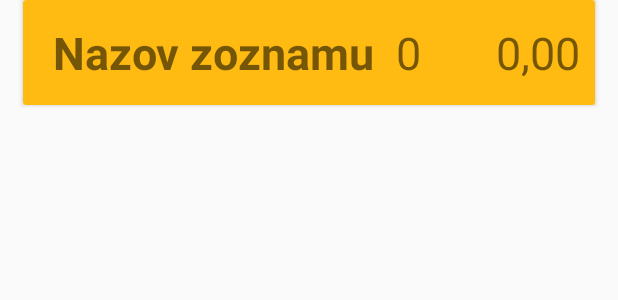
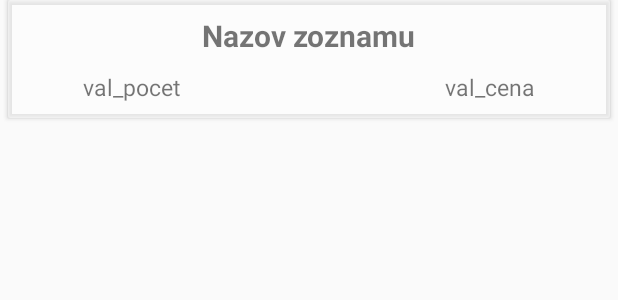
Before and after one commit to dominiksoltys/maturitnyProjektFinal, an Android app: the layout rec_row.xml on its own in the app's theme, with its tools: preview values and no code run, on a phone screen of 412 x 824 dp. Shown: the top 300 px of the screen. Run offline under Robolectric (Android 15) with nearby library versions, the light colour scheme and no system bars; Roboto replaces fonts that are not available here.

Commit message:
Design+nova FB cesta

```diff
--- a/app/src/main/java/com/example/maturitnyprojektfinal/RecAdapter.java
+++ b/app/src/main/java/com/example/maturitnyprojektfinal/RecAdapter.java
@@ -56,8 +56,8 @@ public class RecAdapter extends RecyclerView.Adapter<RecAdapter.RecViewHolder> {
 
         void bindData (final Zoznam zoznam){
             TextNazov.setText(zoznam.getNazov());
-            TextPocet.setText(String.valueOf(zoznam.getPocet()));
-            TextCena.setText(String.valueOf(zoznam.getCena()));
+            TextPocet.setText("Pocet: "+String.valueOf(zoznam.getPocet()));
+            TextCena.setText("Cena: "+String.valueOf(zoznam.getCena()));
 
             itemView.setOnClickListener(new View.OnClickListener() {
                 @Override
--- a/app/src/main/java/com/example/maturitnyprojektfinal/RecyclerZoznamy.java
+++ b/app/src/main/java/com/example/maturitnyprojektfinal/RecyclerZoznamy.java
@@ -48,7 +48,7 @@ public class RecyclerZoznamy extends AppCompatActivity implements RecAdapter.onZ
     }
 
     public void getData(final RecAdapter recAdapter){
-        fStore.collection("zoznamy").addSnapshotListener(new EventListener<QuerySnapshot>() {
+        fStore.collection("users").document(userId).collection("zoznamy").addSnapshotListener(new EventListener<QuerySnapshot>() {
             @Override
             public void onEvent(@Nullable QuerySnapshot queryDocumentSnapshots, @Nullable FirebaseFirestoreException e) {
                 if (e!=null){ Log.e("Yeet", e.getMessage()); }
--- a/app/src/main/res/layout/rec_row.xml
+++ b/app/src/main/res/layout/rec_row.xml
@@ -2,34 +2,38 @@
 <androidx.constraintlayout.widget.ConstraintLayout xmlns:android="http://schemas.android.com/apk/res/android"
     xmlns:app="http://schemas.android.com/apk/res-auto"
     xmlns:tools="http://schemas.android.com/tools"
+    android:id="@+id/recLayout"
     android:layout_width="match_parent"
     android:layout_height="wrap_content"
-    android:id="@+id/recLayout">
+    android:background="@android:color/transparent">
 
 
     <androidx.cardview.widget.CardView
         android:id="@+id/cardView"
         android:layout_width="match_parent"
         android:layout_height="wrap_content"
+        android:layout_margin="5dp"
+        app:cardBackgroundColor="@android:color/transparent"
         app:layout_constraintBottom_toBottomOf="parent"
-        app:layout_constraintTop_toBottomOf="@+id/Vrch"
-        android:layout_margin="15dp">
+        app:layout_constraintEnd_toEndOf="parent"
+        app:layout_constraintStart_toStartOf="parent"
+        app:layout_constraintTop_toBottomOf="@+id/Vrch">
 
 
         <androidx.constraintlayout.widget.ConstraintLayout
             android:layout_width="match_parent"
-            android:layout_height="70dp"
-            android:background="#FB1">
+            android:layout_height="match_parent"
+            android:background="@android:drawable/screen_background_light_transparent">
 
             <TextView
                 android:id="@+id/Nazov_text"
                 android:layout_width="wrap_content"
                 android:layout_height="wrap_content"
-                android:layout_marginStart="20dp"
+                android:layout_marginTop="10dp"
                 android:text="Nazov zoznamu"
-                android:textSize="30dp"
+                android:textSize="20dp"
                 android:textStyle="bold"
-                app:layout_constraintBottom_toBottomOf="parent"
+                app:layout_constraintEnd_toEndOf="parent"
                 app:layout_constraintStart_toStartOf="parent"
                 app:layout_constraintTop_toTopOf="parent" />
 
@@ -37,25 +41,29 @@
                 android:id="@+id/Pocet_text"
                 android:layout_width="wrap_content"
                 android:layout_height="wrap_content"
-                android:layout_marginEnd="50dp"
-                android:text="0"
-                android:textSize="30dp"
+                android:layout_marginStart="50dp"
+                android:layout_marginTop="10dp"
+                android:layout_marginBottom="10dp"
+                android:text="val_pocet"
+                android:textSize="15dp"
                 android:textStyle="normal"
                 app:layout_constraintBottom_toBottomOf="parent"
-                app:layout_constraintEnd_toStartOf="@+id/Cena_text"
-                app:layout_constraintTop_toTopOf="parent" />
+                app:layout_constraintStart_toStartOf="parent"
+                app:layout_constraintTop_toBottomOf="@+id/Nazov_text" />
 
             <TextView
                 android:id="@+id/Cena_text"
                 android:layout_width="wrap_content"
                 android:layout_height="wrap_content"
-                android:layout_marginEnd="10dp"
-                android:text="0,00"
-                android:textSize="30dp"
+                android:layout_marginTop="10dp"
+                android:layout_marginEnd="50dp"
+                android:layout_marginBottom="10dp"
+                android:text="val_cena"
+                android:textSize="15dp"
                 android:textStyle="normal"
                 app:layout_constraintBottom_toBottomOf="parent"
                 app:layout_constraintEnd_toEndOf="parent"
-                app:layout_constraintTop_toTopOf="parent" />
+                app:layout_constraintTop_toBottomOf="@+id/Nazov_text" />
 
         </androidx.constraintlayout.widget.ConstraintLayout>
     </androidx.cardview.widget.CardView>
```
Also changed, not shown: app/src/main/res/layout/activity_recycler_view.xml (+27 -69 lines).
